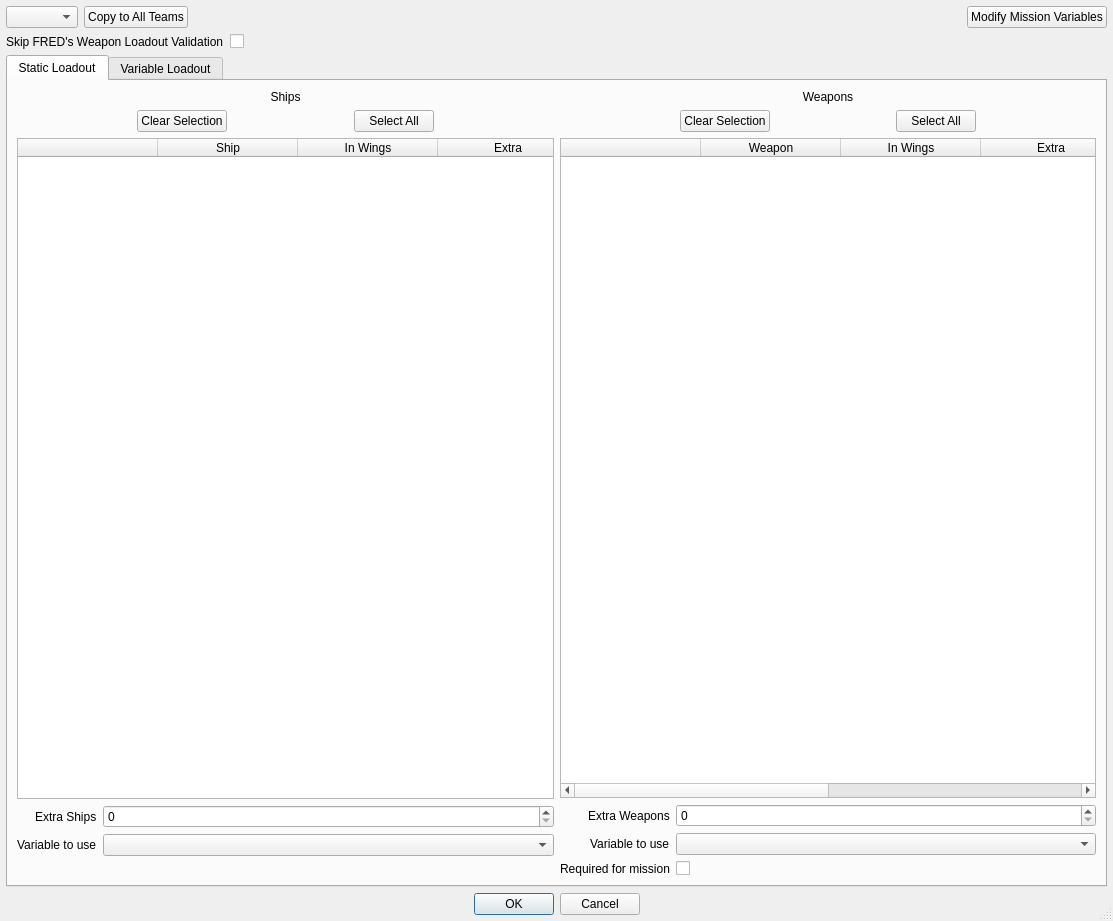
This is qtfred/ui/TeamLoadoutDialog.ui in scp-fs2open/fs2open.github.com as Qt 5 draws it before an edit. The edited form follows.
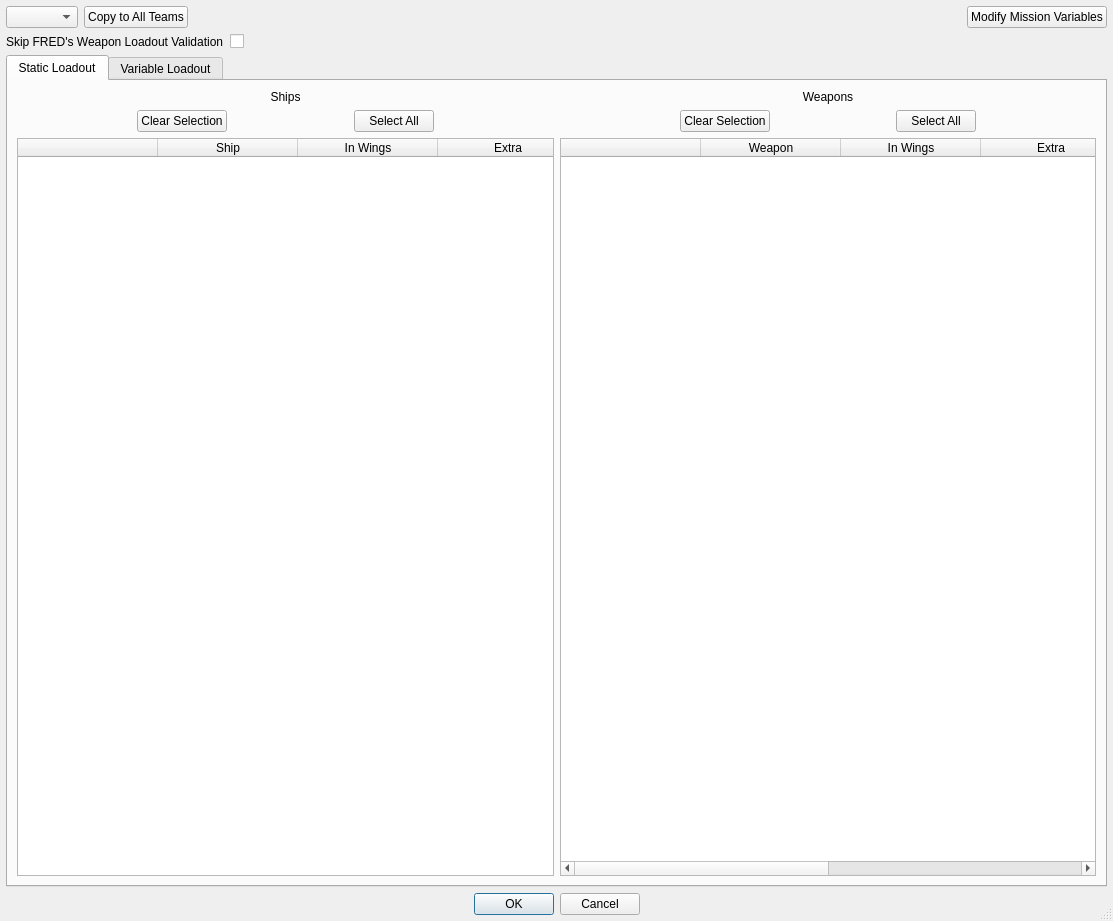
This is the edited form.

Diff of the .ui file:
```diff
--- a/qtfred/ui/TeamLoadoutDialog.ui
+++ b/qtfred/ui/TeamLoadoutDialog.ui
@@ -287,58 +287,6 @@
              </column>
             </widget>
            </item>
-           <item>
-            <layout class="QFormLayout" name="rightFooterForm">
-             <property name="labelAlignment">
-              <set>Qt::AlignRight|Qt::AlignTrailing|Qt::AlignVCenter</set>
-             </property>
-             <item row="0" column="0">
-              <widget class="QLabel" name="extraShipLabel">
-               <property name="text">
-                <string>Extra Ships</string>
-               </property>
-              </widget>
-             </item>
-             <item row="0" column="1">
-              <widget class="QSpinBox" name="extraShipSpinbox">
-               <property name="maximum">
-                <number>999999999</number>
-               </property>
-              </widget>
-             </item>
-             <item row="1" column="0">
-              <widget class="QLabel" name="extraShipVarLabel">
-               <property name="text">
-                <string>Variable to use</string>
-               </property>
-              </widget>
-             </item>
-             <item row="1" column="1">
-              <widget class="QComboBox" name="extraVarShipCombo">
-               <property name="editable">
-                <bool>false</bool>
-               </property>
-               <property name="frame">
-                <bool>true</bool>
-               </property>
-              </widget>
-             </item>
-             <item row="2" column="0">
-              <widget class="QLabel" name="shipSpacerLabel">
-               <property name="text">
-                <string/>
-               </property>
-              </widget>
-             </item>
-             <item row="2" column="1">
-              <widget class="QLabel" name="shipSpacer">
-               <property name="text">
-                <string/>
-               </property>
-              </widget>
-             </item>
-            </layout>
-           </item>
           </layout>
          </item>
          <item>
@@ -471,47 +419,6 @@
              </column>
             </widget>
            </item>
-           <item>
-            <layout class="QFormLayout" name="formLayout">
-             <property name="labelAlignment">
-              <set>Qt::AlignRight|Qt::AlignTrailing|Qt::AlignVCenter</set>
-             </property>
-             <item row="0" column="0">
-              <widget class="QLabel" name="extraWeaponLabel">
-               <property name="text">
-                <string>Extra Weapons</string>
-               </property>
-              </widget>
-             </item>
-             <item row="0" column="1">
-              <widget class="QSpinBox" name="extraWeaponSpinBox"/>
-             </item>
-             <item row="1" column="1">
-              <widget class="QComboBox" name="extraVarWeaponCombo"/>
-             </item>
-             <item row="1" column="0">
-              <widget class="QLabel" name="extraWeaponVarLabel">
-               <property name="text">
-                <string>Variable to use</string>
-               </property>
-              </widget>
-             </item>
-             <item row="2" column="1">
-              <widget class="QCheckBox" name="weaponRequiredCheckBox">
-               <property name="text">
-                <string/>
-               </property>
-              </widget>
-             </item>
-             <item row="2" column="0">
-              <widget class="QLabel" name="weaponRequiredLabel">
-               <property name="text">
-                <string>Required for mission</string>
-               </property>
-              </widget>
-             </item>
-            </layout>
-           </item>
           </layout>
          </item>
         </layout>
```
Left out of the diff: 54 changed lines with no effect on the pictures.
